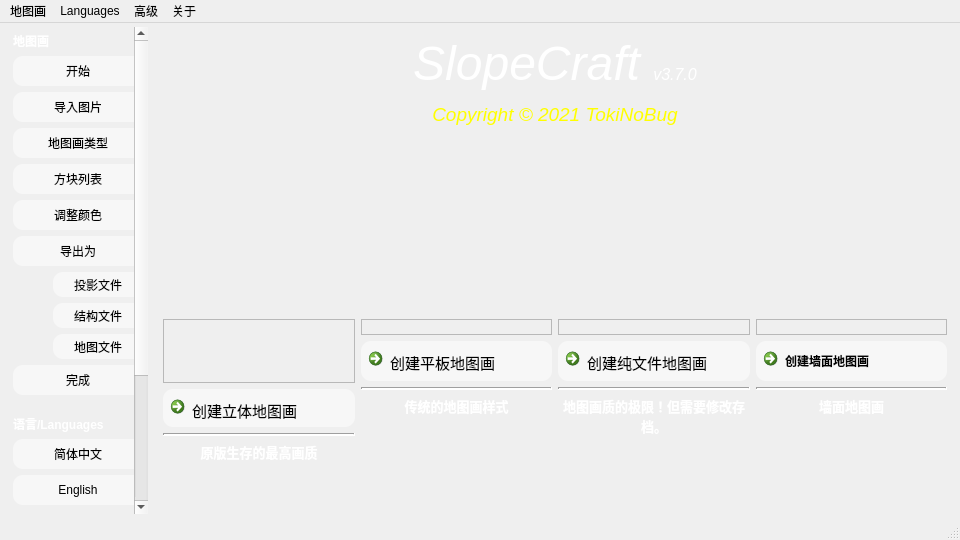
This is SlopeCraftMain/others/mainwindow.ui in SlopeCraft/SlopeCraft as Qt 5 draws it before an edit. The edited form follows.
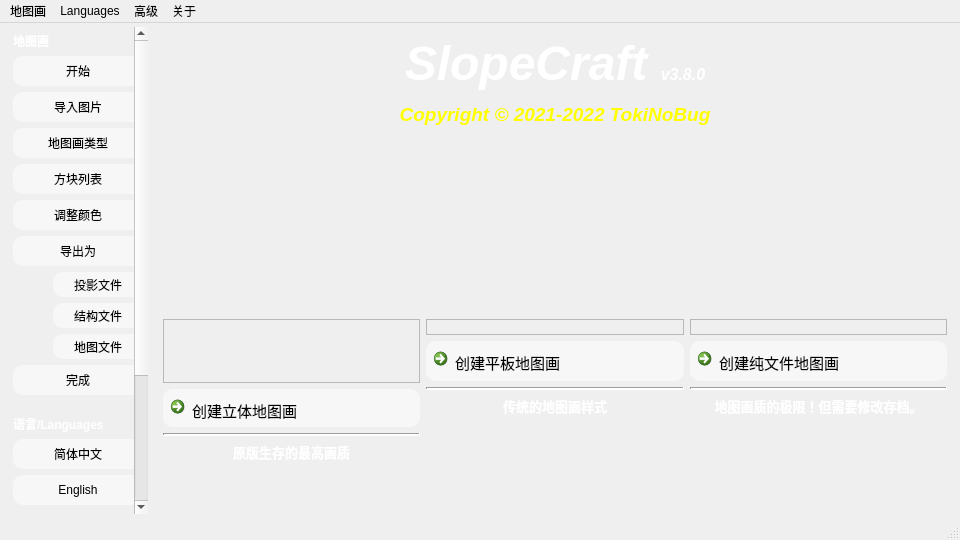
This is the edited form. Icons and pictures are not drawn.

Commit message: update Qt UI and version number

What changed in the file:
```diff
--- a/SlopeCraftMain/others/mainwindow.ui
+++ b/SlopeCraftMain/others/mainwindow.ui
@@ -608,13 +608,97 @@
        </property>
        <layout class="QGridLayout" name="gridLayout_9" columnstretch="1,0">
         <item row="2" column="0" colspan="2">
-         <layout class="QGridLayout" name="gridLayout_8" columnstretch="0,0,0,0,0">
+         <layout class="QGridLayout" name="gridLayout_8" columnstretch="0,0,0,0">
           <property name="topMargin">
            <number>0</number>
           </property>
           <property name="rightMargin">
            <number>0</number>
           </property>
+          <item row="0" column="0">
+           <layout class="QVBoxLayout" name="boxCreateSlope" stretch="1,0,1,1">
+            <property name="topMargin">
+             <number>0</number>
+            </property>
+            <item>
+             <widget class="QLabel" name="label_20">
+              <property name="sizePolicy">
+               <sizepolicy hsizetype="Preferred" vsizetype="Preferred">
+                <horstretch>0</horstretch>
+                <verstretch>0</verstretch>
+               </sizepolicy>
+              </property>
+              <property name="maximumSize">
+               <size>
+                <width>16777215</width>
+                <height>195</height>
+               </size>
+              </property>
+              <property name="baseSize">
+               <size>
+                <width>260</width>
+                <height>195</height>
+               </size>
+              </property>
+              <property name="frameShape">
+               <enum>QFrame::StyledPanel</enum>
+              </property>
+              <property name="lineWidth">
+               <number>2</number>
+              </property>
+              <property name="text">
+               <string/>
+              </property>
+              <property name="pixmap">
+               <pixmap resource="Pics.qrc">:/new/Pic/cover_3D.jpg</pixmap>
+              </property>
+              <property name="scaledContents">
+               <bool>true</bool>
+              </property>
+             </widget>
+            </item>
+            <item>
+             <widget class="QCommandLinkButton" name="StartWithSlope">
+              <property name="font">
+               <font>
+                <pointsize>11</pointsize>
+                <italic>false</italic>
+                <bold>false</bold>
+               </font>
+              </property>
+              <property name="text">
+               <string>创建立体地图画</string>
+              </property>
+             </widget>
+            </item>
+            <item>
+             <widget class="Line" name="line">
+              <property name="lineWidth">
+               <number>2</number>
+              </property>
+              <property name="orientation">
+               <enum>Qt::Horizontal</enum>
+              </property>
+             </widget>
+            </item>
+            <item>
+             <widget class="QLabel" name="label_22">
+              <property name="sizePolicy">
+               <sizepolicy hsizetype="Expanding" vsizetype="Expanding">
+                <horstretch>0</horstretch>
+                <verstretch>0</verstretch>
+               </sizepolicy>
+              </property>
+              <property name="text">
+               <string>&lt;html&gt;&lt;head/&gt;&lt;body&gt;&lt;p align=&quot;center&quot;&gt;&lt;span style=&quot; font-size:10pt; font-weight:700; color:#ffffff;&quot;&gt;原版生存的最高画质&lt;/span&gt;&lt;/p&gt;&lt;/body&gt;&lt;/html&gt;</string>
+              </property>
+              <property name="alignment">
+               <set>Qt::AlignLeading|Qt::AlignLeft|Qt::AlignTop</set>
+              </property>
+             </widget>
+            </item>
+           </layout>
+          </item>
           <item row="0" column="3">
            <layout class="QVBoxLayout" name="BoxCreateFileOnly">
             <property name="leftMargin">
@@ -711,90 +795,6 @@
             </item>
            </layout>
           </item>
-          <item row="0" column="0">
-           <layout class="QVBoxLayout" name="boxCreateSlope" stretch="1,0,1,1">
-            <property name="topMargin">
-             <number>0</number>
-            </property>
-            <item>
-             <widget class="QLabel" name="label_20">
-              <property name="sizePolicy">
-               <sizepolicy hsizetype="Preferred" vsizetype="Preferred">
-                <horstretch>0</horstretch>
-                <verstretch>0</verstretch>
-               </sizepolicy>
-              </property>
-              <property name="maximumSize">
-               <size>
-                <width>16777215</width>
-                <height>195</height>
-               </size>
-              </property>
-              <property name="baseSize">
-               <size>
-                <width>260</width>
-                <height>195</height>
-               </size>
-              </property>
-              <property name="frameShape">
-               <enum>QFrame::StyledPanel</enum>
-              </property>
-              <property name="lineWidth">
-               <number>2</number>
-              </property>
-              <property name="text">
-               <string/>
-              </property>
-              <property name="pixmap">
-               <pixmap resource="Pics.qrc">:/new/Pic/cover_3D.jpg</pixmap>
-              </property>
-              <property name="scaledContents">
-               <bool>true</bool>
-              </property>
-             </widget>
-            </item>
-            <item>
-             <widget class="QCommandLinkButton" name="StartWithSlope">
-              <property name="font">
-               <font>
-                <pointsize>11</pointsize>
-                <italic>false</italic>
-                <bold>false</bold>
-               </font>
-              </property>
-              <property name="text">
-               <string>创建立体地图画</string>
-              </property>
-             </widget>
-            </item>
-            <item>
-             <widget class="Line" name="line">
-              <property name="lineWidth">
-               <number>2</number>
-              </property>
-              <property name="orientation">
-               <enum>Qt::Horizontal</enum>
-              </property>
-             </widget>
-            </item>
-            <item>
-             <widget class="QLabel" name="label_22">
-              <property name="sizePolicy">
-               <sizepolicy hsizetype="Expanding" vsizetype="Expanding">
-                <horstretch>0</horstretch>
-                <verstretch>0</verstretch>
-               </sizepolicy>
-              </property>
-              <property name="text">
-               <string>&lt;html&gt;&lt;head/&gt;&lt;body&gt;&lt;p align=&quot;center&quot;&gt;&lt;span style=&quot; font-size:10pt; font-weight:700; color:#ffffff;&quot;&gt;原版生存的最高画质&lt;/span&gt;&lt;/p&gt;&lt;/body&gt;&lt;/html&gt;</string>
-              </property>
-              <property name="alignment">
-               <set>Qt::AlignLeading|Qt::AlignLeft|Qt::AlignTop</set>
-              </property>
-             </widget>
-            </item>
-           </layout>
-          </item>
           <item row="0" column="1">
            <layout class="QVBoxLayout" name="BoxCreateFlat" stretch="0,0,0,0">
             <property name="sizeConstraint">
@@ -882,89 +882,6 @@
             </item>
            </layout>
           </item>
-          <item row="0" column="4">
-           <layout class="QVBoxLayout" name="BoxCreateWall">
-            <property name="rightMargin">
-             <number>0</number>
-            </property>
-            <item>
-             <widget class="QLabel" name="label_39">
-              <property name="sizePolicy">
-               <sizepolicy hsizetype="Preferred" vsizetype="Preferred">
-                <horstretch>0</horstretch>
-                <verstretch>0</verstretch>
-               </sizepolicy>
-              </property>
-              <property name="maximumSize">
-               <size>
-                <width>16777215</width>
-                <height>195</height>
-               </size>
-              </property>
-              <property name="frameShape">
-               <enum>QFrame::StyledPanel</enum>
-              </property>
-              <property name="lineWidth">
-               <number>2</number>
-              </property>
-              <property name="text">
-               <string/>
-              </property>
-              <property name="pixmap">
-               <pixmap resource="Pics.qrc">:/new/Pic/cover_Wall.jpg</pixmap>
-              </property>
-              <property name="scaledContents">
-               <bool>true</bool>
-              </property>
-             </widget>
-            </item>
-            <item>
-             <widget class="QCommandLinkButton" name="StartWithWall">
-              <property name="sizePolicy">
-               <sizepolicy hsizetype="Preferred" vsizetype="Preferred">
-                <horstretch>0</horstretch>
-                <verstretch>0</verstretch>
-               </sizepolicy>
-              </property>
-              <property name="minimumSize">
-               <size>
-                <width>0</width>
-                <height>40</height>
-               </size>
-              </property>
-              <property name="text">
-               <string>创建墙面地图画</string>
-              </property>
-             </widget>
-            </item>
-            <item>
-             <widget class="Line" name="line_7">
-              <property name="lineWidth">
-               <number>2</number>
-              </property>
-              <property name="orientation">
-               <enum>Qt::Horizontal</enum>
-              </property>
-             </widget>
-            </item>
-            <item>
-             <widget class="QLabel" name="label_40">
-              <property name="sizePolicy">
-               <sizepolicy hsizetype="Expanding" vsizetype="Expanding">
-                <horstretch>0</horstretch>
-                <verstretch>0</verstretch>
-               </sizepolicy>
-              </property>
-              <property name="text">
-               <string>&lt;html&gt;&lt;head/&gt;&lt;body&gt;&lt;p align=&quot;center&quot;&gt;&lt;span style=&quot; font-size:10pt; font-weight:700; color:#ffffff;&quot;&gt;墙面地图画&lt;/span&gt;&lt;/p&gt;&lt;/body&gt;&lt;/html&gt;</string>
-              </property>
-              <property name="alignment">
-               <set>Qt::AlignLeading|Qt::AlignLeft|Qt::AlignTop</set>
-              </property>
-             </widget>
-            </item>
-           </layout>
-          </item>
          </layout>
         </item>
         <item row="0" column="0" colspan="2">
@@ -982,7 +899,7 @@
            <string notr="true">font: 9pt &quot;Tekton Pro&quot;;</string>
           </property>
           <property name="text">
-           <string notr="true">&lt;html&gt;&lt;head/&gt;&lt;body&gt;&lt;p align=&quot;center&quot;&gt;&lt;span style=&quot; font-size:36pt; font-style:italic; color:#ffffff;&quot;&gt;SlopeCraft &lt;/span&gt;&lt;span style=&quot; font-size:12pt; font-style:italic; color:#ffffff;&quot;&gt;v3.7.0&lt;/span&gt;&lt;/p&gt;&lt;p align=&quot;center&quot;&gt;&lt;span style=&quot; font-size:14pt; font-style:italic; color:#ffff00;&quot;&gt;Copyright © 2021 TokiNoBug&lt;/span&gt;&lt;/p&gt;&lt;/body&gt;&lt;/html&gt;</string>
+           <string notr="true">&lt;html&gt;&lt;head/&gt;&lt;body&gt;&lt;p align=&quot;center&quot;&gt;&lt;span style=&quot; font-size:36pt; font-weight:700; font-style:italic; color:#ffffff;&quot;&gt;SlopeCraft &lt;/span&gt;&lt;span style=&quot; font-size:12pt; font-weight:700; font-style:italic; color:#ffffff;&quot;&gt;v3.8.0&lt;/span&gt;&lt;/p&gt;&lt;p align=&quot;center&quot;&gt;&lt;span style=&quot; font-size:14pt; font-weight:700; font-style:italic; color:#ffff00;&quot;&gt;Copyright © 2021-2022 TokiNoBug&lt;/span&gt;&lt;/p&gt;&lt;/body&gt;&lt;/html&gt;</string>
           </property>
          </widget>
         </item>
```
Left out of the diff: 36 changed lines with no effect on the pictures. The commit also changes 6 other files.
